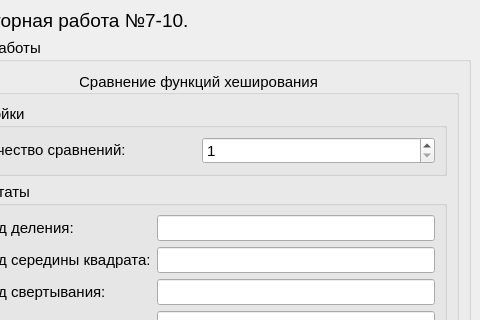
This is form/ui/form.ui in AquaUseful/struct_algs_hashing as Qt 5 draws it before an edit; both pictures show x 82 to 562 and y 0 to 320 of the 562 by 745 pixel window. The edited form follows.
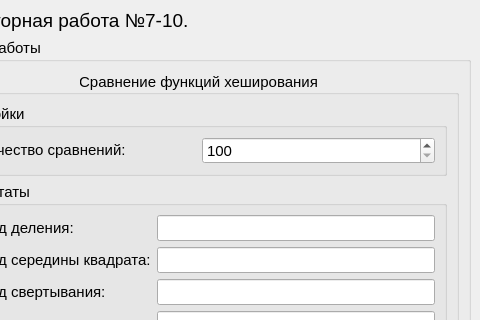
This is the edited form.

Commit message: fix: fix comparison count range

Patch:
```diff
--- a/form/ui/form.ui
+++ b/form/ui/form.ui
@@ -84,10 +84,10 @@
              <item>
               <widget class="QSpinBox" name="batchCount">
                <property name="minimum">
-                <number>1</number>
+                <number>100</number>
                </property>
                <property name="maximum">
-                <number>1000</number>
+                <number>100000</number>
                </property>
               </widget>
              </item>
```
